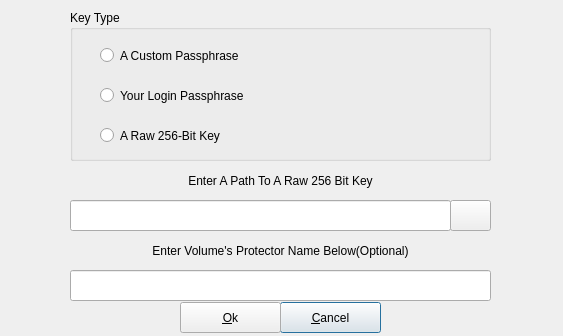
Old version of the form src/engines/fscryptcreateoptions.ui in the repository mhogomchungu/sirikali.
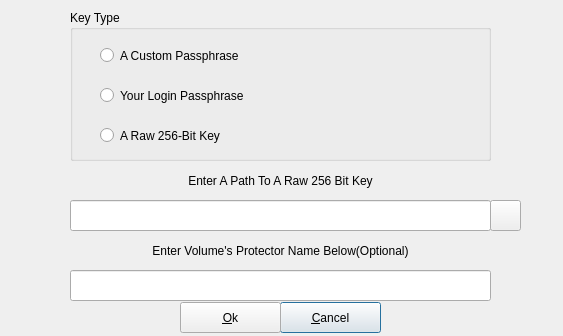
New version of the form.

What changed in the file:
```diff
--- a/src/engines/fscryptcreateoptions.ui
+++ b/src/engines/fscryptcreateoptions.ui
@@ -125,7 +125,7 @@
     <rect>
      <x>70</x>
      <y>200</y>
-     <width>381</width>
+     <width>421</width>
      <height>31</height>
     </rect>
    </property>
@@ -152,9 +152,9 @@
   <widget class="QPushButton" name="pbKeyFile">
    <property name="geometry">
     <rect>
-     <x>450</x>
+     <x>490</x>
      <y>200</y>
-     <width>41</width>
+     <width>31</width>
      <height>31</height>
     </rect>
    </property>
```
